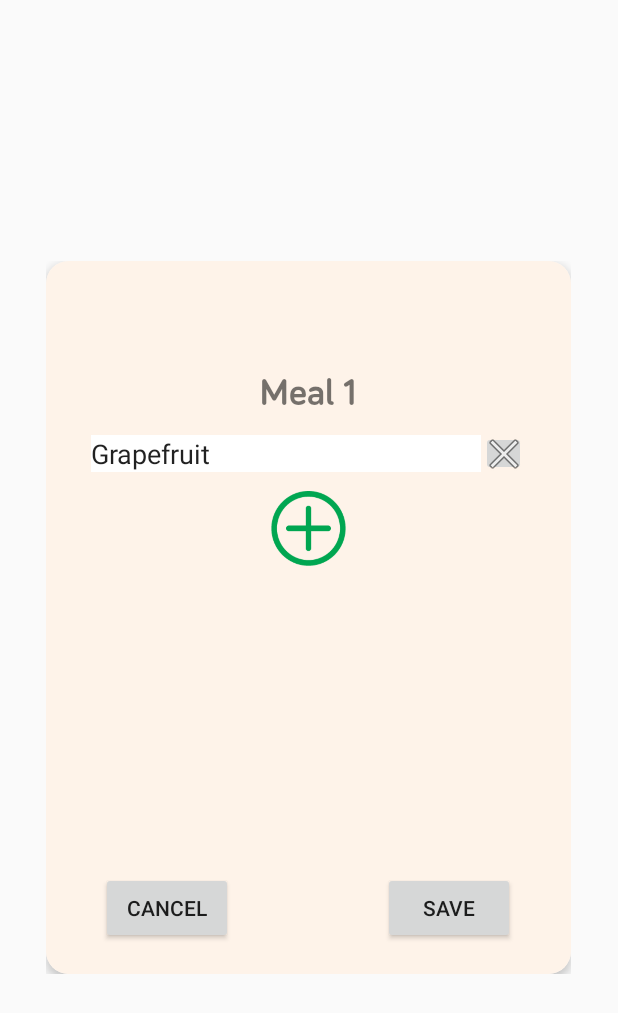
After one commit to kaimalloy/Elimin8, an Android app: the layout activity_food_popup.xml on its own in the app's theme, with its tools: preview values and no code run, on a phone screen of 412 x 824 dp. The commit adds this screen. Shown: the top 1013 px of the screen. Run offline under Robolectric (Android 15) with nearby library versions, the phone set to English and light mode, and no system bars.

Commit message:
Popup implemented for Food Fragment. Inflated a new Activity to produce popup. Not as clean, need to reimplement with a Dialog. Renamed popup_food.xml to activity_food_popup.xml. Might change the name back when using Dialog.

```diff
--- a/app/src/main/AndroidManifest.xml
+++ b/app/src/main/AndroidManifest.xml
@@ -17,6 +17,8 @@
                 <category android:name="android.intent.category.LAUNCHER" />
             </intent-filter>
         </activity>
+        <activity android:name=".FoodPopupActivity"
+            android:theme="@style/AppTheme.Popup" />
     </application>
 
 </manifest>
--- /dev/null
+++ b/app/src/main/res/layout/activity_food_popup.xml
@@ -0,0 +1,129 @@
+<?xml version="1.0" encoding="utf-8"?>
+<LinearLayout xmlns:android="http://schemas.android.com/apk/res/android"
+    xmlns:app="http://schemas.android.com/apk/res-auto"
+    xmlns:tools="http://schemas.android.com/tools"
+    android:orientation="vertical"
+    android:layout_gravity="center"
+    android:padding="5dp"
+    android:layout_margin="10dp"
+    android:layout_width="wrap_content"
+    android:layout_height="wrap_content">
+
+    <androidx.cardview.widget.CardView
+        android:layout_width="350dp"
+        android:layout_height="475dp"
+        android:background="@color/lightOrange"
+        android:layout_gravity="center"
+        app:cardCornerRadius="15dp"
+        app:cardElevation="4dp">
+
+        <LinearLayout
+            android:layout_width="match_parent"
+            android:layout_height="match_parent"
+            android:layout_gravity="center"
+            android:padding="20dp"
+            android:orientation="vertical"
+            android:background="@color/lightOrange">
+
+            <LinearLayout
+                android:layout_width="match_parent"
+                android:layout_height="370dp"
+                android:orientation="vertical">
+
+                <TextView
+                    android:id="@+id/textView18"
+                    android:layout_width="wrap_content"
+                    android:layout_height="wrap_content"
+                    android:layout_gravity="center_horizontal"
+                    android:layout_marginTop="50dp"
+                    android:fontFamily="@font/bariol_bold"
+                    android:text="Meal 1"
+                    android:textSize="25sp" />
+
+                <ScrollView
+                    android:layout_width="match_parent"
+                    android:layout_height="match_parent">
+
+                    <LinearLayout
+                        android:layout_width="match_parent"
+                        android:layout_height="wrap_content"
+                        android:orientation="vertical" >
+
+                        <TableLayout
+                            android:layout_width="match_parent"
+                            android:layout_height="wrap_content">
+
+                            <TableRow
+                                android:layout_width="match_parent"
+                                android:layout_height="match_parent"
+                                android:gravity="center_vertical"
+                                android:padding="10dp">
+
+                                <EditText
+                                    android:id="@+id/editText2"
+                                    android:layout_width="wrap_content"
+                                    android:layout_height="wrap_content"
+                                    android:layout_weight="1"
+                                    android:ems="10"
+                                    android:inputType="textCapWords"
+                                    android:background="@android:color/white"
+                                    android:text="Grapefruit" />
+
+                                <ImageButton
+                                    android:id="@+id/imageButton"
+                                    android:layout_width="30dp"
+                                    android:layout_height="30dp"
+                                    android:layout_gravity="left"
+                                    app:srcCompat="@android:drawable/ic_menu_close_clear_cancel" />
+
+                            </TableRow>
+
+                            <TableRow
+                                android:layout_width="match_parent"
+                                android:layout_height="match_parent" />
+
+                            <TableRow
+                                android:layout_width="match_parent"
+                                android:layout_height="match_parent" />
+                        </TableLayout>
+
+                        <Button
+                            android:id="@+id/button6"
+                            android:layout_width="50dp"
+                            android:layout_height="50dp"
+                            android:layout_gravity="center"
+                            android:background="@drawable/add_small"
+                            android:gravity="center" />
+                    </LinearLayout>
+                </ScrollView>
+
+            </LinearLayout>
+
+            <LinearLayout
+                android:layout_width="match_parent"
+                android:layout_height="0dp"
+                android:layout_weight="1"
+                android:gravity="center_horizontal|bottom"
+                android:orientation="horizontal">
+
+                <Button
+                    android:id="@+id/button9"
+                    android:layout_width="wrap_content"
+                    android:layout_height="wrap_content"
+                    android:text="Cancel" />
+
+                <Space
+                    android:layout_width="100dp"
+                    android:layout_height="match_parent" />
+
+                <Button
+                    android:id="@+id/button10"
+                    android:layout_width="wrap_content"
+                    android:layout_height="wrap_content"
+                    android:text="Save" />
+
+            </LinearLayout>
+        </LinearLayout>
+
+    </androidx.cardview.widget.CardView>
+</LinearLayout>
--- a/app/src/main/res/layout/fragment_food.xml
+++ b/app/src/main/res/layout/fragment_food.xml
@@ -181,7 +181,7 @@
     </ScrollView>
 
     <com.google.android.material.floatingactionbutton.FloatingActionButton
-        android:id="@+id/floatingActionButton2"
+        android:id="@+id/fab"
         android:layout_width="wrap_content"
         android:layout_height="wrap_content"
         android:clickable="true"
--- a/app/src/main/res/values/styles.xml
+++ b/app/src/main/res/values/styles.xml
@@ -8,6 +8,12 @@
         <item name="colorAccent">@color/green</item>
     </style>
 
+    <!--  Theme for the Foods Pop up  -->
+    <style name="AppTheme.Popup">
+        <item name="android:windowIsTranslucent">true</item>
+
+    </style>
+
     <!-- Theme for the master toggle switch -->
     <!--<style name="SwitchStyle" >-->
         <!--<item name="android:thumb">@drawable/switch_thumb</item>-->
```
Also changed, not shown: app/src/main/java/com/minakai/elimin8/FoodFragment.java (+18 -0 lines), app/src/main/java/com/minakai/elimin8/FoodPopupActivity.java (added, +23 -0 lines), app/src/main/res/layout/popup_food.xml (deleted, +0 -152 lines), app/src/main/java/com/minakai/elimin8/MainActivity.java (line endings or trailing spaces).
